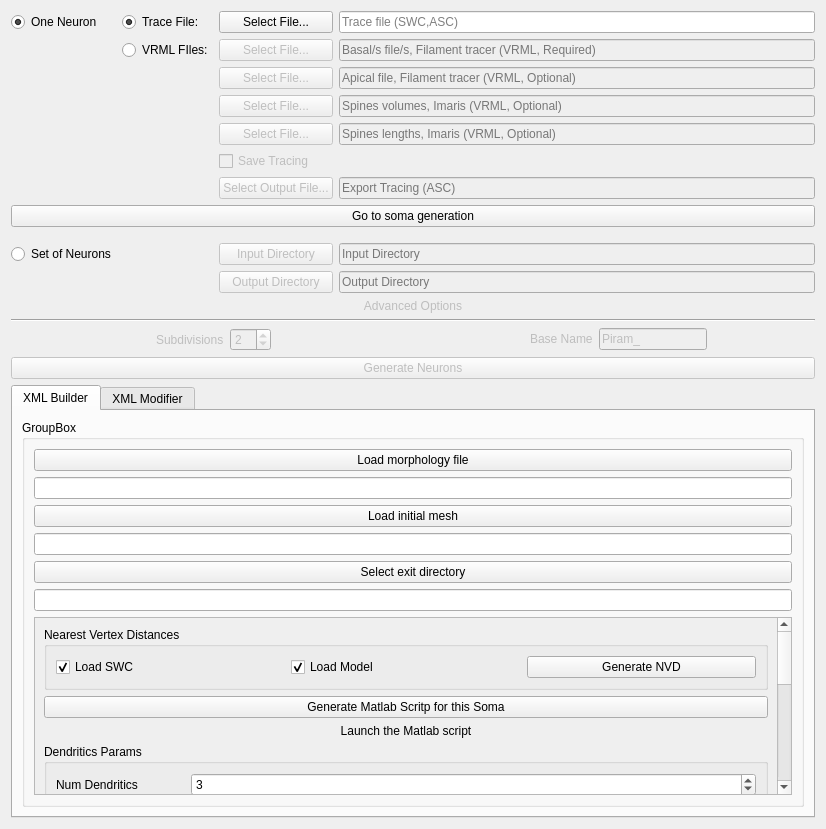
First picture: the form in Neuronize/SomaCreatorWidget.ui, repository vg-lab/Neuronize, before the edit.
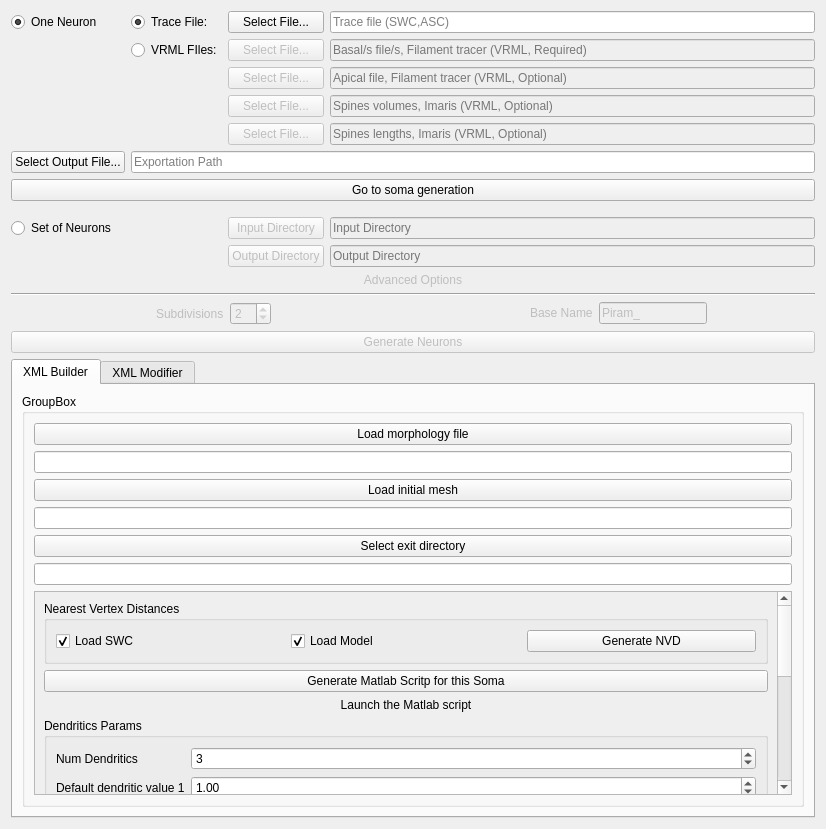
Second picture: the form after the edit.

Commit message: Changed export behavior. Now everything is exported by default

```diff
--- a/Neuronize/SomaCreatorWidget.ui
+++ b/Neuronize/SomaCreatorWidget.ui
@@ -29,16 +29,6 @@
        </attribute>
       </widget>
      </item>
-     <item row="8" column="2">
-      <widget class="QPushButton" name="ascButton">
-       <property name="enabled">
-        <bool>false</bool>
-       </property>
-       <property name="text">
-        <string>Select Output File...</string>
-       </property>
-      </widget>
-     </item>
      <item row="0" column="1">
       <widget class="QRadioButton" name="traces">
        <property name="sizePolicy">
@@ -94,16 +84,6 @@
        </property>
       </widget>
      </item>
-     <item row="8" column="3">
-      <widget class="QLineEdit" name="ascPath">
-       <property name="enabled">
-        <bool>false</bool>
-       </property>
-       <property name="placeholderText">
-        <string>Export Tracing (ASC)</string>
-       </property>
-      </widget>
-     </item>
      <item row="2" column="3">
       <widget class="QLineEdit" name="basalPath">
        <property name="enabled">
@@ -114,16 +94,6 @@
        </property>
       </widget>
      </item>
-     <item row="7" column="2">
-      <widget class="QCheckBox" name="saveCheckBox">
-       <property name="enabled">
-        <bool>false</bool>
-       </property>
-       <property name="text">
-        <string>Save Tracing</string>
-       </property>
-      </widget>
-     </item>
      <item row="3" column="2">
       <widget class="QPushButton" name="apiPathButton">
        <property name="enabled">
@@ -157,14 +127,7 @@
        </attribute>
       </widget>
      </item>
-     <item row="9" column="0" colspan="4">
-      <widget class="QPushButton" name="pushButton_GoToSomaDeformer">
-       <property name="text">
-        <string>Go to soma generation</string>
-       </property>
-      </widget>
-     </item>
-     <item row="11" column="0">
+     <item row="10" column="0">
       <widget class="QRadioButton" name="setNeuronsRadio">
        <property name="text">
         <string>Set of Neurons</string>
@@ -174,7 +137,7 @@
        </attribute>
       </widget>
      </item>
-     <item row="11" column="2">
+     <item row="10" column="2">
       <widget class="QPushButton" name="inputDirectoryButton">
        <property name="enabled">
         <bool>false</bool>
@@ -184,7 +147,7 @@
        </property>
       </widget>
      </item>
-     <item row="11" column="3">
+     <item row="10" column="3">
       <widget class="QLineEdit" name="inputDirectoryPath">
        <property name="enabled">
         <bool>false</bool>
@@ -194,7 +157,7 @@
        </property>
       </widget>
      </item>
-     <item row="12" column="2">
+     <item row="11" column="2">
       <widget class="QPushButton" name="outputDirectoryButton">
        <property name="enabled">
         <bool>false</bool>
@@ -204,7 +167,7 @@
        </property>
       </widget>
      </item>
-     <item row="12" column="3">
+     <item row="11" column="3">
       <widget class="QLineEdit" name="outputDirectoryPath">
        <property name="enabled">
         <bool>false</bool>
@@ -214,7 +177,7 @@
        </property>
       </widget>
      </item>
-     <item row="10" column="0">
+     <item row="9" column="0">
       <layout class="QHBoxLayout" name="horizontalLayout_3">
        <property name="leftMargin">
         <number>0</number>
@@ -264,6 +227,33 @@
        </property>
       </widget>
      </item>
+     <item row="8" column="0" colspan="4">
+      <widget class="QPushButton" name="pushButton_GoToSomaDeformer">
+       <property name="text">
+        <string>Go to soma generation</string>
+       </property>
+      </widget>
+     </item>
+     <item row="7" column="0">
+      <widget class="QPushButton" name="outputButton">
+       <property name="enabled">
+        <bool>true</bool>
+       </property>
+       <property name="text">
+        <string>Select Output File...</string>
+       </property>
+      </widget>
+     </item>
+     <item row="7" column="1" colspan="3">
+      <widget class="QLineEdit" name="outputPath">
+       <property name="enabled">
+        <bool>true</bool>
+       </property>
+       <property name="placeholderText">
+        <string>Exportation Path</string>
+       </property>
+      </widget>
+     </item>
     </layout>
    </item>
    <item>
```
The commit also changes 10 other files.
